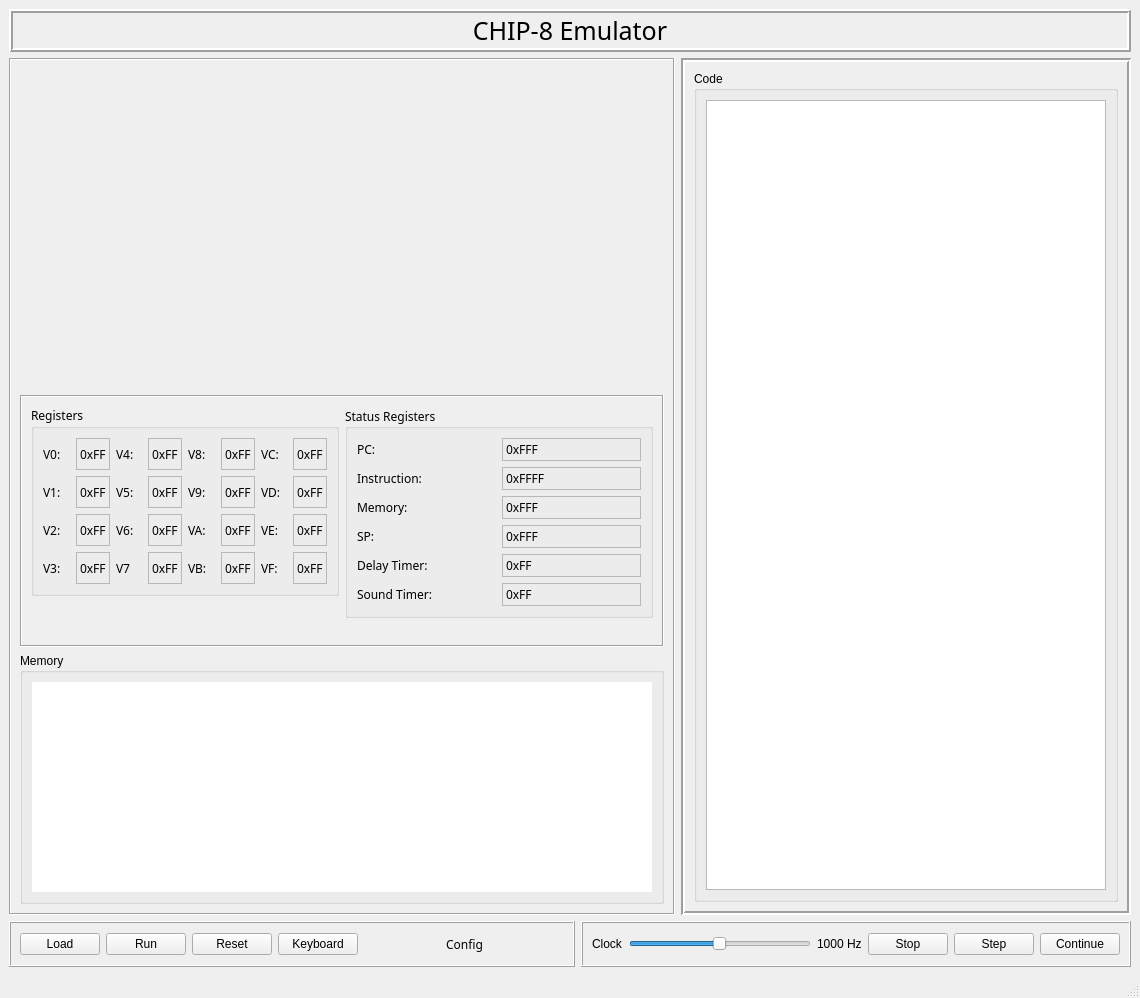
Before: the Qt Designer form src/gui/ui/mainwindow.ui in 42wonko/chip8, drawn with Qt 5.
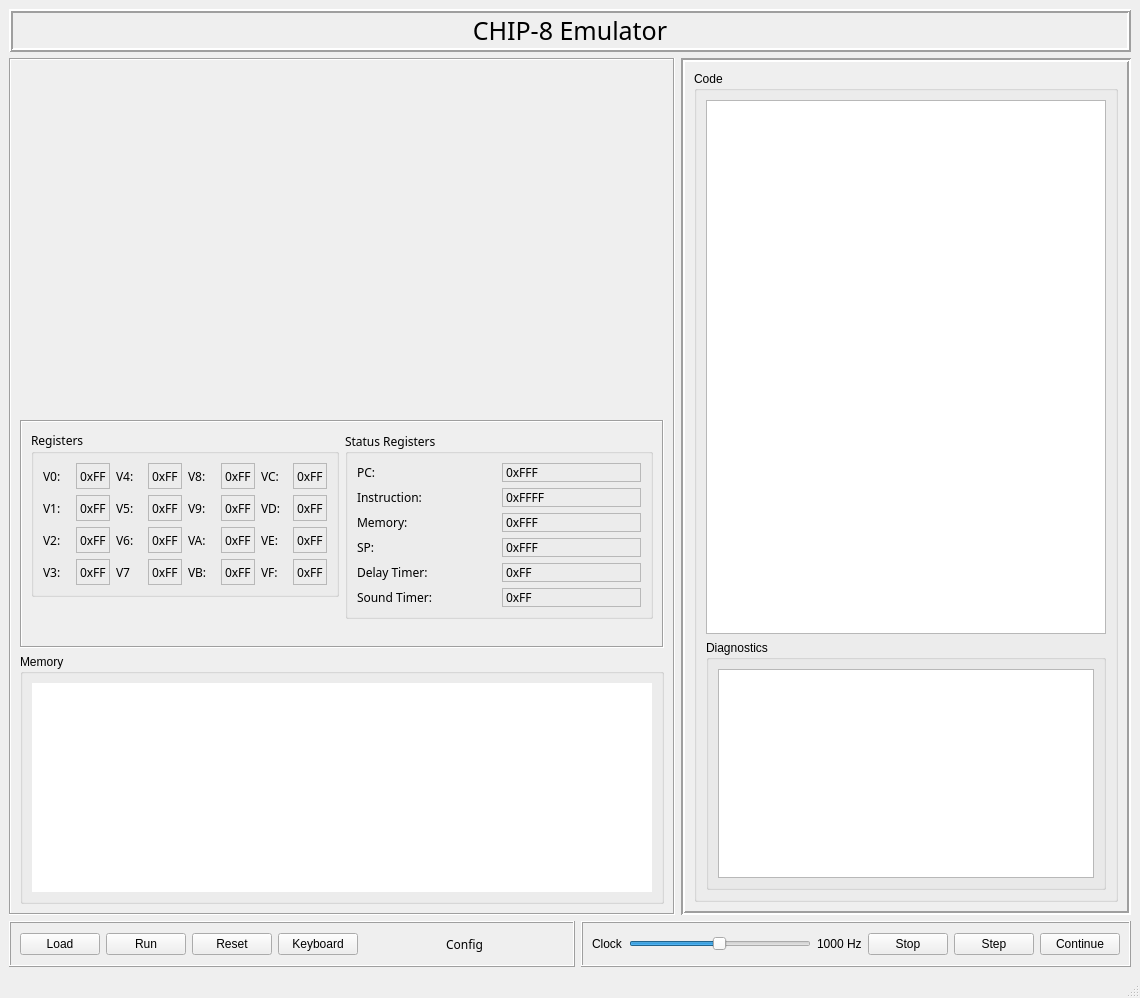
After: the same form once the commit is applied. Custom widgets are drawn as their Qt base class.

Commit message: improved the static code analyzer to detect possible cycles in calling subroutines. added infrastructure for internal diagnostics output

What changed in the file:
```diff
--- a/src/gui/ui/mainwindow.ui
+++ b/src/gui/ui/mainwindow.ui
@@ -71,12 +71,24 @@
           <layout class="QVBoxLayout" name="verticalLayout_3">
            <item>
             <widget class="DisplayWidget" name="displayWidget" native="true">
+             <property name="sizePolicy">
+              <sizepolicy hsizetype="Preferred" vsizetype="MinimumExpanding">
+               <horstretch>0</horstretch>
+               <verstretch>0</verstretch>
+              </sizepolicy>
+             </property>
              <property name="minimumSize">
               <size>
                <width>640</width>
                <height>320</height>
               </size>
              </property>
+             <property name="maximumSize">
+              <size>
+               <width>16777214</width>
+               <height>16777215</height>
+              </size>
+             </property>
              <property name="backgroundBrush" stdset="0">
               <brush brushstyle="NoBrush">
                <color alpha="255">
@@ -720,6 +732,12 @@
            </item>
            <item>
             <widget class="QGroupBox" name="groupBox_2">
+             <property name="minimumSize">
+              <size>
+               <width>0</width>
+               <height>250</height>
+              </size>
+             </property>
              <property name="title">
               <string>Memory</string>
              </property>
@@ -811,6 +829,40 @@
             <item>
              <widget class="QTableView" name="codeTableView"/>
             </item>
+            <item>
+             <widget class="QGroupBox" name="groupBox_3">
+              <property name="sizePolicy">
+               <sizepolicy hsizetype="Preferred" vsizetype="Preferred">
+                <horstretch>0</horstretch>
+                <verstretch>0</verstretch>
+               </sizepolicy>
+              </property>
+              <property name="maximumSize">
+               <size>
+                <width>16777215</width>
+                <height>250</height>
+               </size>
+              </property>
+              <property name="title">
+               <string>Diagnostics</string>
+              </property>
+              <layout class="QVBoxLayout" name="verticalLayout_12">
+               <item>
+                <widget class="QListWidget" name="diagnosticsListWidget">
+                 <property name="sizePolicy">
+                  <sizepolicy hsizetype="Expanding" vsizetype="MinimumExpanding">
+                   <horstretch>0</horstretch>
+                   <verstretch>0</verstretch>
+                  </sizepolicy>
+                 </property>
+                 <property name="autoScrollMargin">
+                  <number>8</number>
+                 </property>
+                </widget>
+               </item>
+              </layout>
+             </widget>
+            </item>
            </layout>
           </widget>
          </item>
```
The commit also changes 6 other files.
